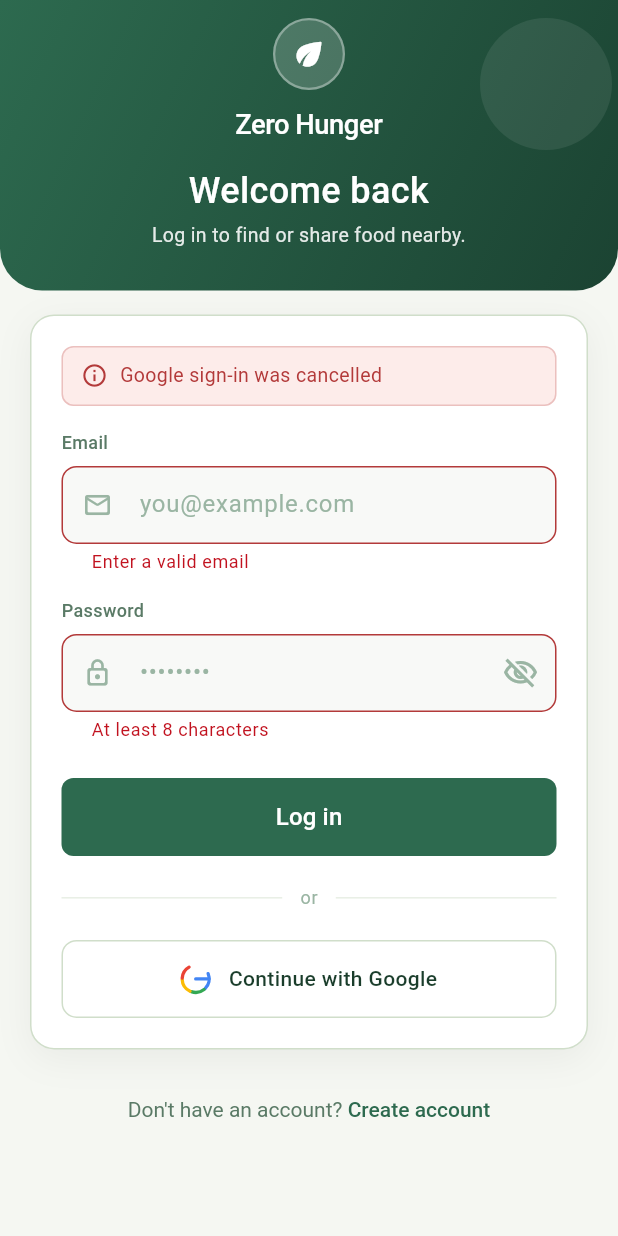
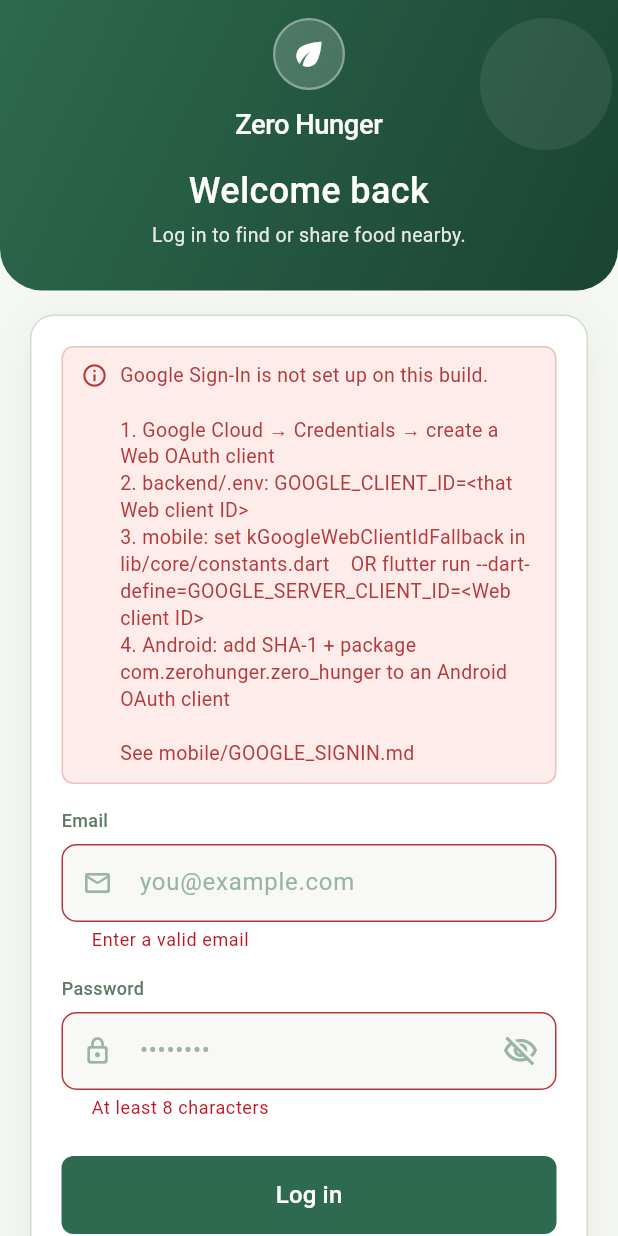
Before and after one commit to jeffmaine/zero_hunger, a Flutter app: the LoginScreen screen opened by its route, after a tap on "Log in", after a tap on "Continue with Google", on a phone screen of 412 x 824 dp. Run offline on Flutter 3.47's test engine with Material 3 defaults, Android fonts, the phone set to English and light mode, and no system bars; our stand-ins replace cached_network_image, dio, firebase_core, firebase_messaging, flutter_map, flutter_riverpod and 8 more; accounts and stored records are empty; network calls fail.

Commit message:
Update deployment documentation, refine mobile app setup, and enhance Google Sign-In configuration. Added internal specs to .gitignore, clarified mobile app deployment process in DEPLOY.md, and improved README with API and mobile app details. Adjusted timeout settings in API service and added checks for Google Sign-In configuration in the mobile app.

```diff
--- a/mobile/lib/core/constants.dart
+++ b/mobile/lib/core/constants.dart
@@ -2,24 +2,24 @@ import 'dart:io';
 
 import 'package:flutter/foundation.dart';
 
-/// Ngrok tunnel to local API (same URL works on emulator + physical device).
-/// Set to empty string to use local host URLs instead.
-const String kNgrokApiBase = 'https://collene-pentagrid-krishna.ngrok-free.dev/api/v1';
+/// Optional ngrok tunnel for local dev. Leave empty when using EC2 or localhost.
+const String kNgrokApiBase = '';
+
+/// Deployed API (EC2). Used on phones when [API_BASE] dart-define is not set.
+const String kDeployedApiBase = 'http://3.251.66.229:8000/api/v1';
 
 /// API base URL for the mobile app.
 ///
-/// Priority: `API_BASE` dart-define → [kNgrokApiBase] (if set) → platform localhost.
+/// Priority: `API_BASE` dart-define → [kNgrokApiBase] → [kDeployedApiBase] → localhost.
 ///
-/// Local without ngrok:
-///   `flutter run --dart-define=API_BASE=`
-///   or clear [kNgrokApiBase] below.
-///
-/// Override ngrok:
-///   `flutter run --dart-define=API_BASE=https://your-tunnel.ngrok-free.dev/api/v1`
+/// Examples:
+///   `flutter run --dart-define=API_BASE=http://10.0.2.2:8000/api/v1`  # Android emulator → local API
+///   `flutter run --dart-define=API_BASE=http://127.0.0.1:8000/api/v1` # iOS simulator → local API
 String get apiBaseUrl {
   const fromEnv = String.fromEnvironment('API_BASE');
   if (fromEnv.isNotEmpty) return fromEnv;
   if (kNgrokApiBase.isNotEmpty) return kNgrokApiBase;
+  if (kDeployedApiBase.isNotEmpty) return kDeployedApiBase;
   if (kIsWeb) return 'http://127.0.0.1:8000/api/v1';
   if (Platform.isAndroid) return 'http://10.0.2.2:8000/api/v1';
   return 'http://127.0.0.1:8000/api/v1';
@@ -27,9 +27,19 @@ String get apiBaseUrl {
 
 bool get usesNgrok => apiBaseUrl.contains('ngrok');
 
-/// Google OAuth **Web client** ID (for Android id_token). Pass via:
-/// `--dart-define=GOOGLE_SERVER_CLIENT_ID=xxx.apps.googleusercontent.com`
-const String googleServerClientId = String.fromEnvironment('GOOGLE_SERVER_CLIENT_ID');
+/// Paste your Google **Web application** OAuth client ID for local runs (optional).
+/// Same value as `GOOGLE_CLIENT_ID` in backend `.env`. Or pass via dart-define (overrides this).
+/// Google Cloud → APIs & Services → Credentials → OAuth 2.0 → Web client
+const String kGoogleWebClientIdFallback = '';
+
+/// Web client ID — required on Android for `idToken`. See `mobile/GOOGLE_SIGNIN.md`.
+String get googleWebClientId {
+  const fromEnv = String.fromEnvironment('GOOGLE_SERVER_CLIENT_ID');
+  if (fromEnv.isNotEmpty) return fromEnv;
+  return kGoogleWebClientIdFallback;
+}
+
+bool get isGoogleSignInConfigured => googleWebClientId.isNotEmpty;
 
 /// Enable Firebase Cloud Messaging after `flutterfire configure`:
 /// `flutter run --dart-define=ENABLE_FCM=true`
--- a/mobile/lib/main.dart
+++ b/mobile/lib/main.dart
@@ -9,6 +9,12 @@ void main() {
   WidgetsFlutterBinding.ensureInitialized();
   if (kDebugMode) {
     debugPrint('[ZeroHunger] API base: $apiBaseUrl');
+    if (!isGoogleSignInConfigured) {
+      debugPrint(
+        '[ZeroHunger] Google Sign-In: not configured — set kGoogleWebClientIdFallback or '
+        'GOOGLE_SERVER_CLIENT_ID (see mobile/GOOGLE_SIGNIN.md)',
+      );
+    }
   }
   runApp(const ProviderScope(child: ZeroHungerApp()));
 }
--- a/mobile/lib/providers/auth_provider.dart
+++ b/mobile/lib/providers/auth_provider.dart
@@ -64,7 +64,9 @@ class AuthNotifier extends StateNotifier<AuthState> {
       return;
     }
     try {
-      final user = await _auth.fetchMe();
+      final user = await _auth.fetchMe(
+        timeout: const Duration(seconds: 8),
+      );
       state = state.copyWith(user: user, isBootstrapping: false, clearUser: user == null);
     } catch (_) {
       await _storage.clearTokens();
--- a/mobile/lib/screens/auth/login_screen.dart
+++ b/mobile/lib/screens/auth/login_screen.dart
@@ -6,6 +6,7 @@ import '../../core/theme.dart';
 import '../../models/enums.dart';
 import '../../providers/auth_provider.dart';
 import '../../services/api_service.dart';
+import '../../services/token_storage.dart';
 import '../../widgets/google_sign_in_button.dart';
 import '../../widgets/primary_button.dart';
 import 'widgets/auth_shell.dart';
@@ -23,6 +24,20 @@ class _LoginScreenState extends ConsumerState<LoginScreen> {
   final _password = TextEditingController();
   bool _obscure = true;
   String? _error;
+  UserRole _role = UserRole.receiver;
+
+  @override
+  void initState() {
+    super.initState();
+    _loadRole();
+  }
+
+  Future<void> _loadRole() async {
+    final pending = await ref.read(tokenStorageProvider).pendingRole();
+    if (pending != null && mounted) {
+      setState(() => _role = UserRole.values.byName(pending));
+    }
+  }
 
   @override
   void dispose() {
@@ -34,7 +49,7 @@ class _LoginScreenState extends ConsumerState<LoginScreen> {
   Future<void> _googleSignIn() async {
     setState(() => _error = null);
     try {
-      final user = await ref.read(authProvider.notifier).signInWithGoogle(role: UserRole.receiver);
+      final user = await ref.read(authProvider.notifier).signInWithGoogle(role: _role);
       if (!mounted || user == null) return;
       context.go(user.role == UserRole.donor ? '/donor' : '/receiver');
     } on ApiException catch (e) {
--- a/mobile/lib/services/api_service.dart
+++ b/mobile/lib/services/api_service.dart
@@ -32,8 +32,8 @@ class ApiService {
     _dio = Dio(
       BaseOptions(
         baseUrl: apiBaseUrl,
-        connectTimeout: const Duration(seconds: 20),
-        receiveTimeout: const Duration(seconds: 20),
+        connectTimeout: const Duration(seconds: 12),
+        receiveTimeout: const Duration(seconds: 12),
         headers: headers,
       ),
     );
--- a/mobile/lib/services/google_auth_service.dart
+++ b/mobile/lib/services/google_auth_service.dart
@@ -23,13 +23,28 @@ class GoogleAuthService {
 
   GoogleSignIn get _googleSignIn => GoogleSignIn(
         scopes: const ['email', 'profile'],
-        serverClientId: googleServerClientId.isNotEmpty ? googleServerClientId : null,
+        serverClientId: isGoogleSignInConfigured ? googleWebClientId : null,
       );
+
+  void _ensureClientConfigured() {
+    if (!isGoogleSignInConfigured) {
+      throw ApiException(
+        'Google Sign-In is not set up on this build.\n\n'
+        '1. Google Cloud → Credentials → create a Web OAuth client\n'
+        '2. backend/.env: GOOGLE_CLIENT_ID=<that Web client ID>\n'
+        '3. mobile: set kGoogleWebClientIdFallback in lib/core/constants.dart '
+        '   OR flutter run --dart-define=GOOGLE_SERVER_CLIENT_ID=<Web client ID>\n'
+        '4. Android: add SHA-1 + package com.zerohunger.zero_hunger to an Android OAuth client\n\n'
+        'See mobile/GOOGLE_SIGNIN.md',
+      );
+    }
+  }
 
   Future<void> signInAndExchange({
     required UserRole role,
     String phone = '',
   }) async {
+    _ensureClientConfigured();
     try {
       final account = await _googleSignIn.signIn();
       if (account == null) {
@@ -39,7 +54,10 @@ class GoogleAuthService {
       final idToken = auth.idToken;
       if (idToken == null || idToken.isEmpty) {
         throw ApiException(
-          'Could not get Google token. Set GOOGLE_SERVER_CLIENT_ID (Web client) in constants.dart for Android.',
+          'Google did not return an ID token. On Android, confirm:\n'
+          '• Web client ID is set (constants or --dart-define)\n'
+          '• SHA-1 of your debug keystore is in Google Cloud (Android OAuth client)\n'
+          '• Package name: com.zerohunger.zero_hunger',
         );
       }
 
@@ -66,7 +84,17 @@ class GoogleAuthService {
         }
       }
       if (code == 'GOOGLE_NOT_CONFIGURED') {
-        throw ApiException('Google sign-in is not configured on the server yet (GOOGLE_CLIENT_ID in backend .env).');
+        throw ApiException(
+          'Server: Google OAuth is not configured. Set GOOGLE_CLIENT_ID in backend/.env '
+          '(Web client ID) and restart the API — on EC2: edit .env then docker compose up -d --build.',
+        );
+      }
+      if (code == 'INVALID_GOOGLE_TOKEN') {
+        throw ApiException(
+          'Server rejected the Google token. Use the same Web client ID in:\n'
+          '• backend GOOGLE_CLIENT_ID\n'
+          '• mobile googleWebClientId / GOOGLE_SERVER_CLIENT_ID',
+        );
       }
       throw ApiException(_api.parseError(e));
     }
```
Also changed, not shown: mobile/lib/screens/splash_screen.dart (+23 -8 lines), mobile/lib/services/auth_service.dart (+8 -2 lines), 7 other files.
